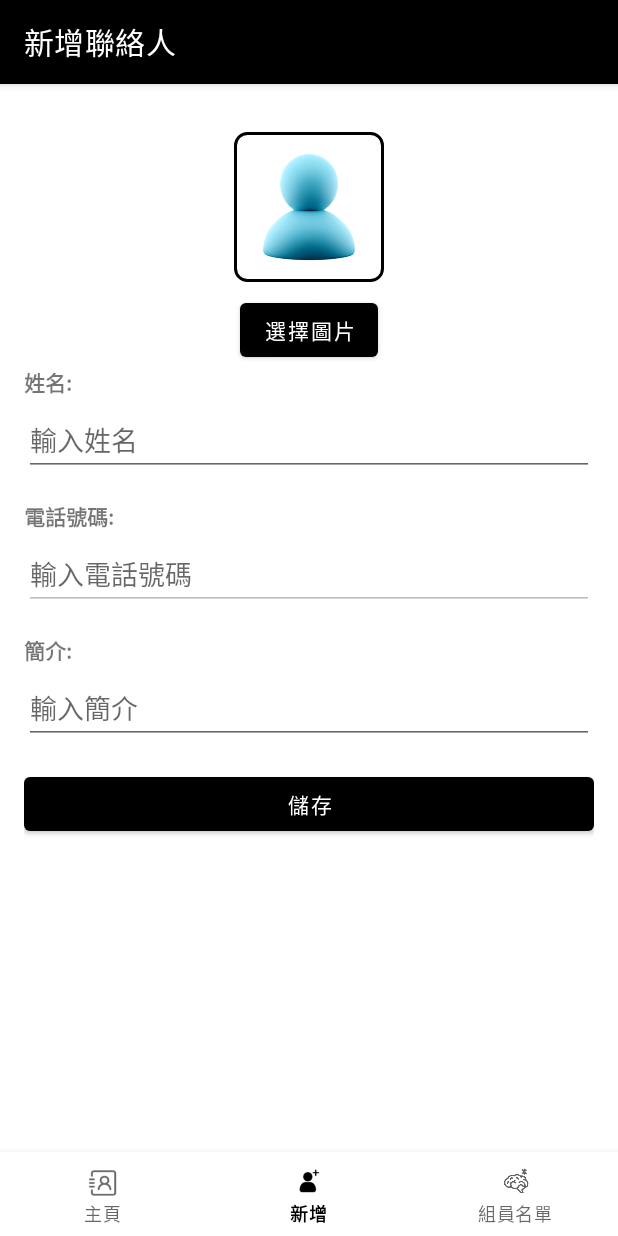
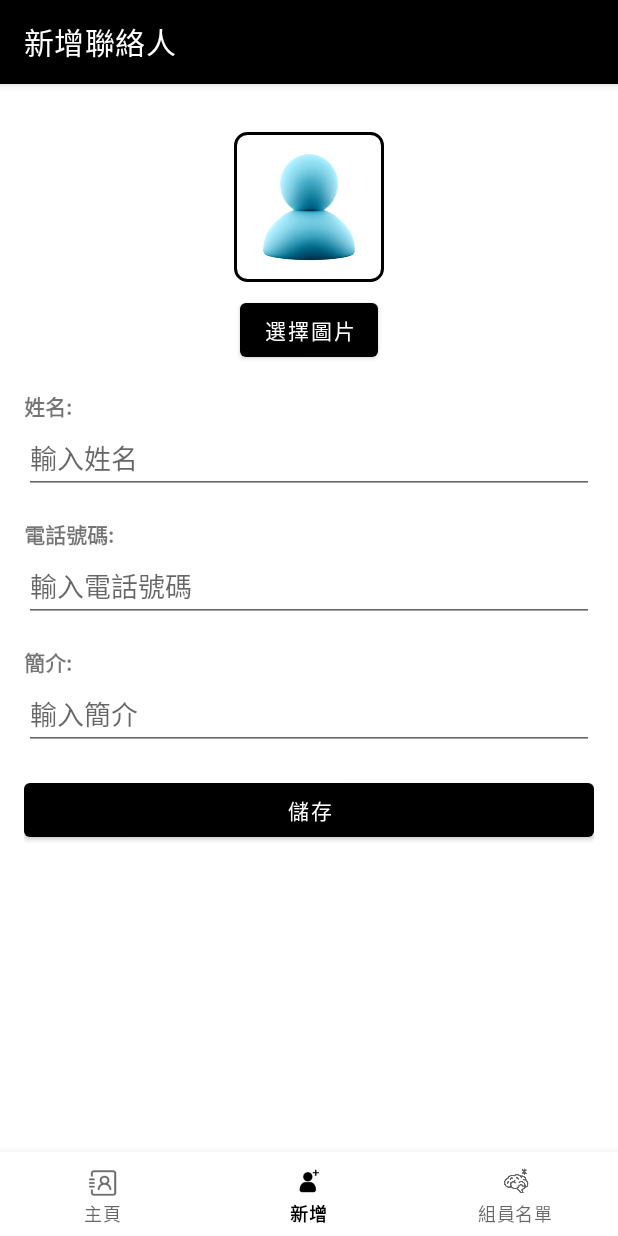
Before and after one commit to 11056030/0730FinalEx, an Android app: the AddEditUserFragment screen opened through its navigation route, on a phone screen of 412 x 824 dp. Run offline under Robolectric (Android 15) with nearby library versions, the phone set to English and light mode, and no system bars; our stand-ins replace Room's generated code, navigation-ui.

Commit message:
新增修改

```diff
--- a/app/src/main/java/com/example/a0730finalex/AddEditUserFragment.kt
+++ b/app/src/main/java/com/example/a0730finalex/AddEditUserFragment.kt
@@ -59,9 +59,6 @@ class AddEditUserFragment : Fragment() {
         btnSave = view.findViewById(R.id.btnSave)
         btnDelete = view.findViewById(R.id.btnDelete)
 
-        // 禁用編輯電話欄位
-        edtPhone.isEnabled = false
-
         // 初始化資料庫
         db = Room.databaseBuilder(
             requireContext().applicationContext,
@@ -73,10 +70,15 @@ class AddEditUserFragment : Fragment() {
         arguments?.let {
             selectedUser = it.getSerializable("user") as User?
             selectedUser?.let { user ->
+                // 編輯模式下顯示現有使用者的資訊並禁用電話編輯
                 edtName.setText(user.name)
                 edtPhone.setText(user.phoneNumber)
                 edtDescription.setText(user.description)
                 imageView.setImageBitmap(BitmapFactory.decodeByteArray(user.photo, 0, user.photo.size))
+                edtPhone.isEnabled = false
+            } ?: run {
+                // 新增模式允許編輯電話
+                edtPhone.isEnabled = true
             }
         }
 
@@ -106,6 +108,7 @@ class AddEditUserFragment : Fragment() {
 
         return view
     }
+
 
 
     private fun checkStoragePermission() {
--- a/app/src/main/res/layout/fragment_add_edit_user.xml
+++ b/app/src/main/res/layout/fragment_add_edit_user.xml
@@ -35,7 +35,8 @@
         android:layout_height="wrap_content"
         android:text="姓名:"
         android:textStyle="bold"
-        android:layout_marginBottom="4dp"/>
+        android:layout_marginTop="16dp"/>
+
     <EditText
         android:id="@+id/edtName"
         android:layout_width="match_parent"
@@ -48,13 +49,15 @@
         android:layout_height="wrap_content"
         android:text="電話號碼:"
         android:textStyle="bold"
-        android:layout_marginTop="16dp"
-        android:layout_marginBottom="4dp"/>
+        android:layout_marginTop="16dp"/>
+
     <EditText
         android:id="@+id/edtPhone"
         android:layout_width="match_parent"
         android:layout_height="wrap_content"
-        android:hint="輸入電話號碼" />
+        android:inputType="phone"
+        android:hint="輸入電話號碼"/>
+
 
     <!-- 簡介 -->
     <TextView
@@ -62,8 +65,8 @@
         android:layout_height="wrap_content"
         android:text="簡介:"
         android:textStyle="bold"
-        android:layout_marginTop="16dp"
-        android:layout_marginBottom="4dp"/>
+        android:layout_marginTop="16dp"/>
+
     <EditText
         android:id="@+id/edtDescription"
         android:layout_width="match_parent"
@@ -85,4 +88,5 @@
         android:layout_height="wrap_content"
         android:text="刪除"
         android:visibility="gone" />
+
 </LinearLayout>
```
